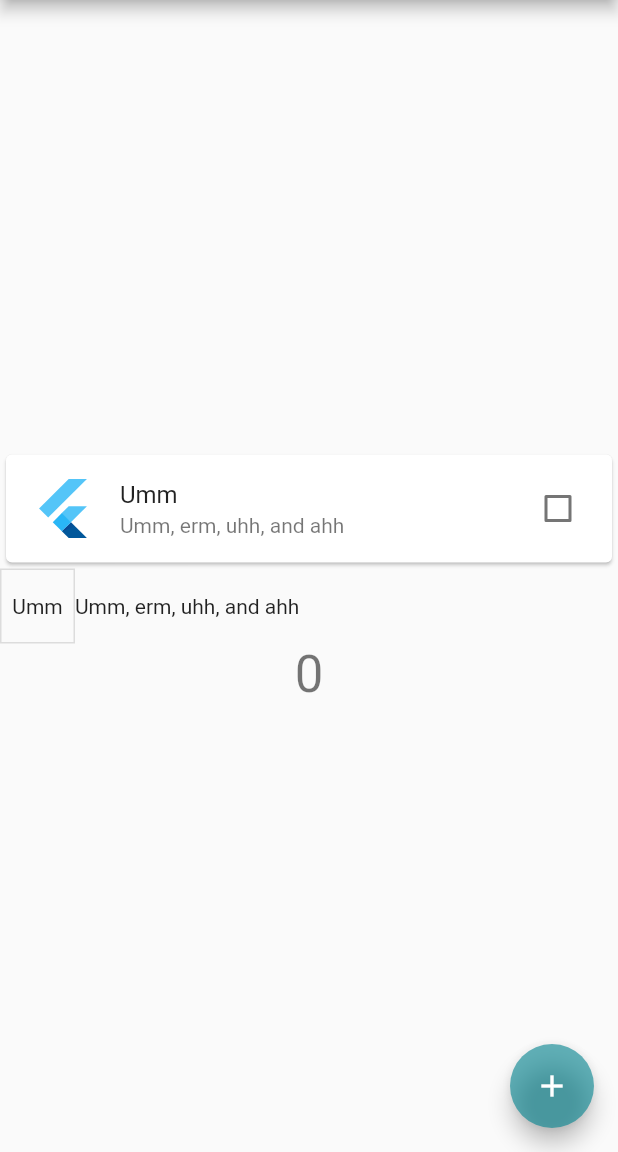
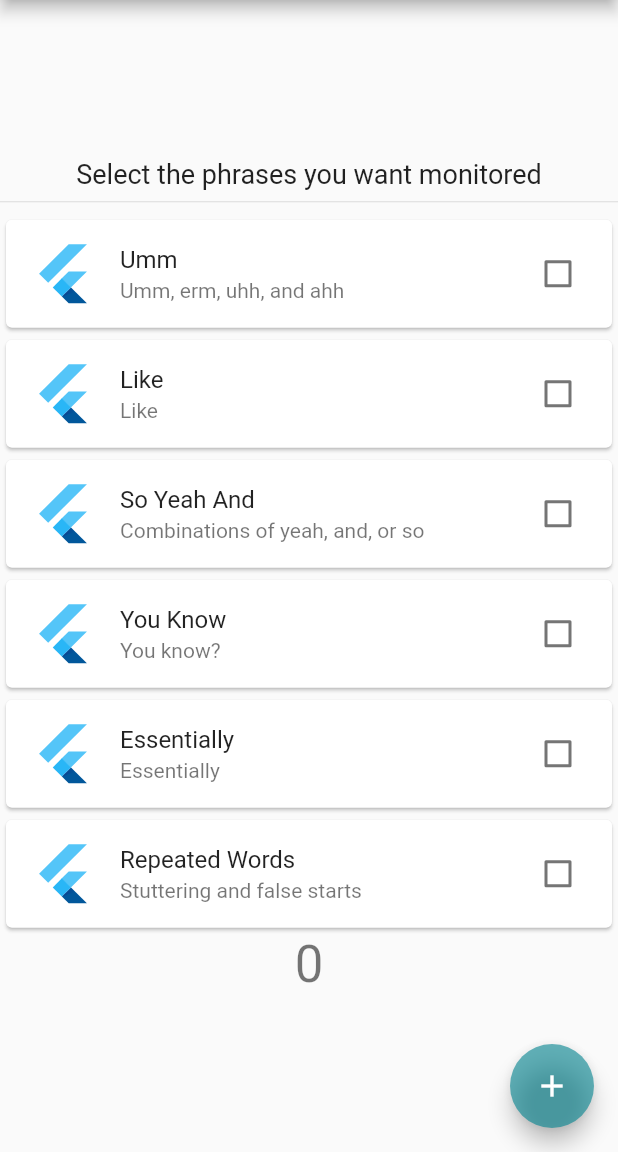
Before and after one commit to Kylekmears/Filler_Words, a Flutter app: the screen it shows after launch, on a phone screen of 412 x 824 dp, the part 84-1236 px from its top. Run offline on Flutter 3.47's test engine with Material 2 defaults, Android fonts, the phone set to English and light mode, and no system bars.

Commit message:
Added the rest of the CheckboxListTile cards (6 total). May be too many. Need to remove defunct lists, then figure out how to do sound streaming.

```diff
--- a/lib/main.dart
+++ b/lib/main.dart
@@ -73,6 +73,14 @@ class MyHomePage extends StatefulWidget {
 
 class _MyHomePageState extends State<MyHomePage> {
   int _counter = 0;
+  var wordChoice = {
+    "umm": false,
+    "like": false,
+    "yeah": false,
+    "you know": false,
+    "essentially": false,
+    "repeated": false,
+  };
   List<bool> ummList = List.generate(1, (_) => false);
   List<bool> yeahList = List.generate(1, (_) => false);
   List<bool> likeList = List.generate(1, (_) => false);
@@ -125,36 +133,88 @@ class _MyHomePageState extends State<MyHomePage> {
           // horizontal).
           mainAxisAlignment: MainAxisAlignment.center,
           children: <Widget>[
+            Text(
+              "Select the phrases you want monitored",
+              style: TextStyle(fontSize: 18,),
+            ),
+            Divider(),
             Card(
               child: CheckboxListTile(
                 secondary: FlutterLogo(size: 44),
                 title: Text("Umm"),
                 subtitle: Text("Umm, erm, uhh, and ahh"),
-                value: ummList[0],
+                value: wordChoice["umm"],
                 onChanged: (bool value){
                   setState((){
-                    ummList[0] = ummList[0] ? false : true;
+                    wordChoice["umm"] = wordChoice["umm"] ? false : true;
                   });
                 },
-
-                //trailing: Icon(Icons.check_box_outline_blank), // can trailing icon be a widget that checks ummList?
-                //enabled: true,
               ),
             ),
-            Row(
-              children: <Widget>[
-                ToggleButtons( // Change to list Tiles? Iono, man
-                    children: [
-                      Text("Umm"),
-                    ],
-                    onPressed: (int index) {
-                      setState(() {
-                        ummList[0] = ummList[0] ? false : true;
-                      });
-                    },
-                    isSelected: ummList),
-                Text("Umm, erm, uhh, and ahh")
-            ],
+            Card(
+              child: CheckboxListTile(
+                secondary: FlutterLogo(size: 44),
+                title: Text("Like"),
+                subtitle: Text("Like"),
+                value: wordChoice["like"],
+                onChanged: (bool value){
+                  setState((){
+                    wordChoice["like"] = wordChoice["like"] ? false : true;
+                  });
+                },
+              ),
+            ),
+            Card(
+              child: CheckboxListTile(
+                secondary: FlutterLogo(size: 44),
+                title: Text("So Yeah And"),
+                subtitle: Text("Combinations of yeah, and, or so"),
+                value: wordChoice["yeah"],
+                onChanged: (bool value){
+                  setState((){
+                    wordChoice["yeah"] = wordChoice["yeah"] ? false : true;
+                  });
+                },
+              ),
+            ),
+            Card(
+              child: CheckboxListTile(
+                secondary: FlutterLogo(size: 44),
+                title: Text("You Know"),
+                subtitle: Text("You know?"),
+                value: wordChoice["you know"],
+                onChanged: (bool value){
+                  setState((){
+                    wordChoice["you know"] = wordChoice["you know"] ? false : true;
+                  });
+                },
+              ),
+            ),
+            Card(
+              child: CheckboxListTile(
+                secondary: FlutterLogo(size: 44),
+                title: Text("Essentially"),
+                subtitle: Text("Essentially"),
+                value: wordChoice["essentially"],
+                onChanged: (bool value){
+                  setState((){
+                    wordChoice["essentially"] = wordChoice["essentially"] ? false : true;
+                  });
+                },
+              ),
+            ),
+            Card(
+              child: CheckboxListTile(
+                secondary: FlutterLogo(size: 44),
+                title: Text("Repeated Words"),
+                subtitle: Text("Stuttering and false starts"),
+                value: wordChoice["repeated"],
+                onChanged: (bool value){
+                  setState((){
+                    wordChoice["repeated"] = wordChoice["repeated"] ? false : true;
+                  });
+                },
+              ),
             ),
             Text(
               '$_counter',
```
